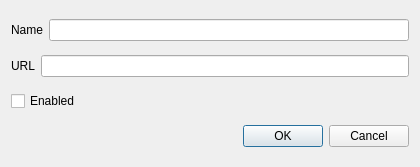
Old version of the form QtRSSReader/src/ui/dialogs/addfeeddialog.ui in the repository ignabelitzky/qt-rss-reader.
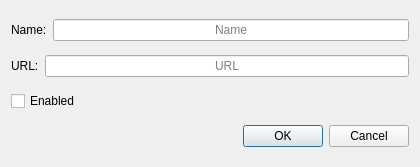
New version of the form.

What changed in the file:
```diff
--- a/QtRSSReader/src/ui/dialogs/addfeeddialog.ui
+++ b/QtRSSReader/src/ui/dialogs/addfeeddialog.ui
@@ -19,13 +19,23 @@
      <item>
       <widget class="QLabel" name="nameLabel">
        <property name="text">
+        <string>Name:</string>
+       </property>
+      </widget>
+     </item>
+     <item>
+      <widget class="QLineEdit" name="nameLineEdit">
+       <property name="alignment">
+        <set>Qt::AlignmentFlag::AlignCenter</set>
+       </property>
+       <property name="placeholderText">
         <string>Name</string>
        </property>
+       <property name="clearButtonEnabled">
+        <bool>true</bool>
+       </property>
       </widget>
      </item>
-     <item>
-      <widget class="QLineEdit" name="nameLineEdit"/>
-     </item>
     </layout>
    </item>
    <item>
@@ -33,13 +43,23 @@
      <item>
       <widget class="QLabel" name="urlLabel">
        <property name="text">
+        <string>URL:</string>
+       </property>
+      </widget>
+     </item>
+     <item>
+      <widget class="QLineEdit" name="urlLineEdit">
+       <property name="alignment">
+        <set>Qt::AlignmentFlag::AlignCenter</set>
+       </property>
+       <property name="placeholderText">
         <string>URL</string>
        </property>
+       <property name="clearButtonEnabled">
+        <bool>true</bool>
+       </property>
       </widget>
      </item>
-     <item>
-      <widget class="QLineEdit" name="urlLineEdit"/>
-     </item>
     </layout>
    </item>
    <item>
```
